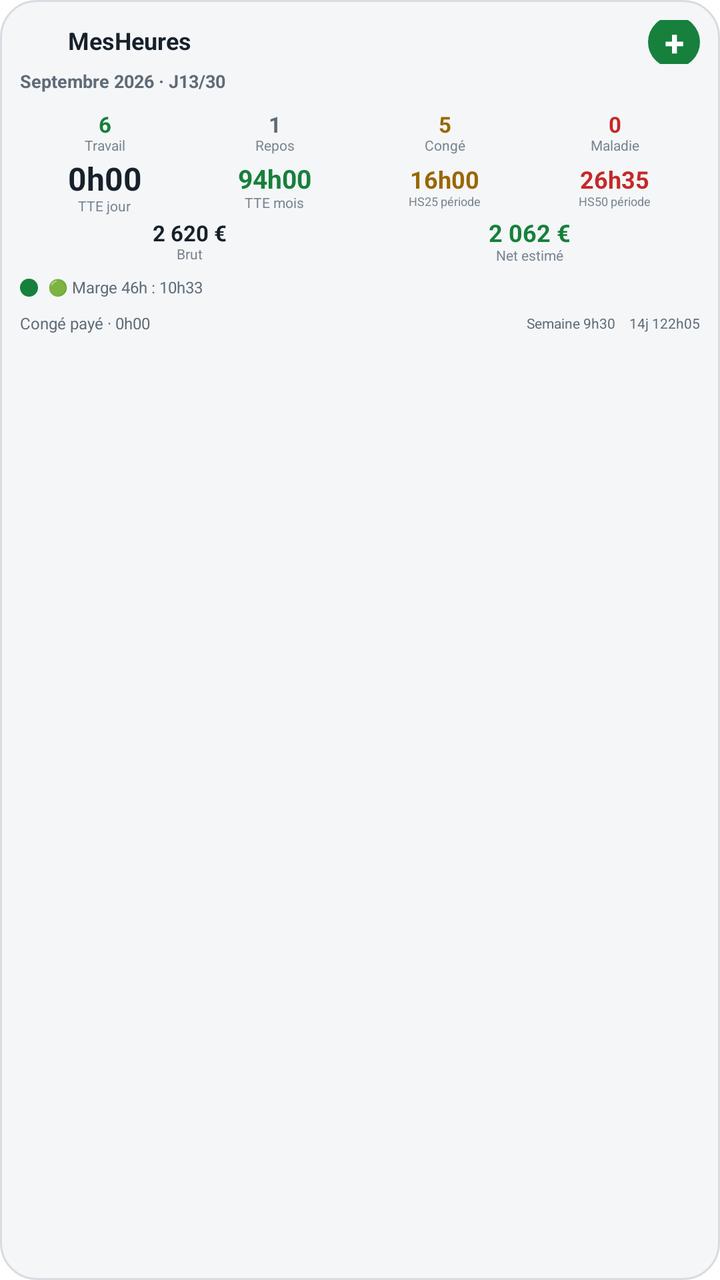
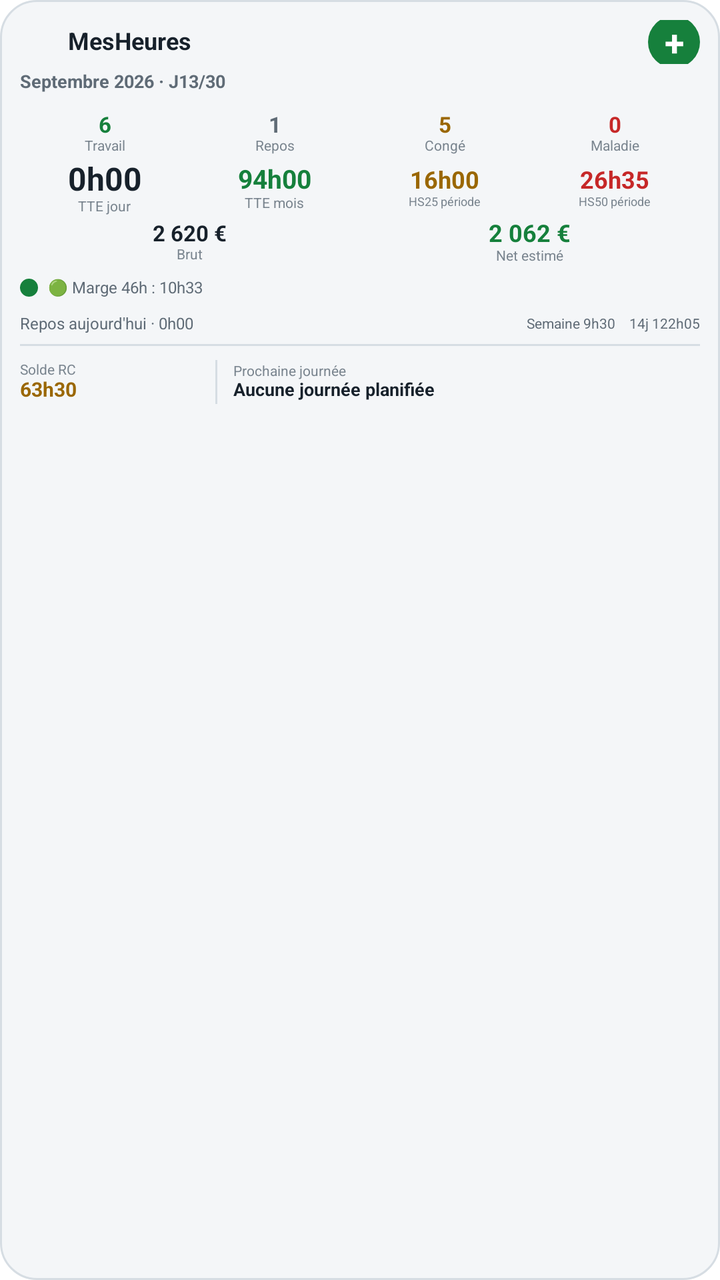

An Android layout rendered at two revisions. The XML below is the earlier revision; the diff shows what the commit changed to produce the second picture.
<!-- AndroidManifest.xml: application theme Theme.MesHeures -->
<!-- res/layout/widget_mesheures.xml -->
<?xml version="1.0" encoding="utf-8"?>
<LinearLayout xmlns:android="http://schemas.android.com/apk/res/android"
    android:id="@+id/widget_root" android:layout_width="match_parent" android:layout_height="match_parent"
    android:orientation="vertical" android:background="@drawable/widget_background" android:padding="10dp">

    <LinearLayout android:layout_width="match_parent" android:layout_height="22dp" android:gravity="center_vertical">
        <ImageView android:layout_width="18dp" android:layout_height="18dp" android:src="@drawable/icon_512" android:contentDescription="MesHeures"/>
        <TextView android:layout_width="0dp" android:layout_height="wrap_content" android:layout_weight="1" android:layout_marginStart="6dp" android:text="MesHeures" android:textColor="@color/widget_text_primary" android:textSize="12sp" android:textStyle="bold" android:includeFontPadding="false"/>
        <TextView android:id="@+id/widget_add" android:layout_width="26dp" android:layout_height="26dp" android:gravity="center" android:text="+" android:textColor="@android:color/white" android:textSize="18sp" android:textStyle="bold" android:background="@drawable/widget_add_bg" android:contentDescription="Ajouter une journée"/>
    </LinearLayout>

    <LinearLayout android:layout_width="match_parent" android:layout_height="16dp" android:gravity="center_vertical" android:layout_marginTop="1dp">
        <TextView android:id="@+id/widget_month" android:layout_width="0dp" android:layout_height="wrap_content" android:layout_weight="1" android:text="Septembre 2026 · J13/30" android:textColor="@color/widget_text_secondary" android:textSize="9sp" android:textStyle="bold" android:includeFontPadding="false"/>
    </LinearLayout>
    <ProgressBar android:id="@+id/widget_progress" android:layout_width="match_parent" android:layout_height="3dp" android:max="30" android:progress="13" android:indeterminate="false" style="?android:attr/progressBarStyleHorizontal" android:progressTint="@color/widget_accent" android:backgroundTint="@color/widget_border"/>

    <LinearLayout android:layout_width="match_parent" android:layout_height="23dp" android:gravity="center_vertical" android:layout_marginTop="3dp">
        <LinearLayout android:layout_width="0dp" android:layout_height="match_parent" android:layout_weight="1" android:gravity="center" android:orientation="vertical"><TextView android:id="@+id/widget_work" android:layout_width="wrap_content" android:layout_height="wrap_content" android:text="6" android:textColor="@color/widget_ok" android:textSize="11sp" android:textStyle="bold" android:includeFontPadding="false"/><TextView android:layout_width="wrap_content" android:layout_height="wrap_content" android:text="Travail" android:textColor="@color/widget_text_muted" android:textSize="7sp" android:includeFontPadding="false"/></LinearLayout>
        <LinearLayout android:layout_width="0dp" android:layout_height="match_parent" android:layout_weight="1" android:gravity="center" android:orientation="vertical"><TextView android:id="@+id/widget_rest" android:layout_width="wrap_content" android:layout_height="wrap_content" android:text="1" android:textColor="@color/widget_text_secondary" android:textSize="11sp" android:textStyle="bold" android:includeFontPadding="false"/><TextView android:layout_width="wrap_content" android:layout_height="wrap_content" android:text="Repos" android:textColor="@color/widget_text_muted" android:textSize="7sp" android:includeFontPadding="false"/></LinearLayout>
        <LinearLayout android:layout_width="0dp" android:layout_height="match_parent" android:layout_weight="1" android:gravity="center" android:orientation="vertical"><TextView android:id="@+id/widget_cp" android:layout_width="wrap_content" android:layout_height="wrap_content" android:text="5" android:textColor="@color/widget_warn" android:textSize="11sp" android:textStyle="bold" android:includeFontPadding="false"/><TextView android:layout_width="wrap_content" android:layout_height="wrap_content" android:text="Congé" android:textColor="@color/widget_text_muted" android:textSize="7sp" android:includeFontPadding="false"/></LinearLayout>
        <LinearLayout android:layout_width="0dp" android:layout_height="match_parent" android:layout_weight="1" android:gravity="center" android:orientation="vertical"><TextView android:id="@+id/widget_mal" android:layout_width="wrap_content" android:layout_height="wrap_content" android:text="0" android:textColor="@color/widget_bad" android:textSize="11sp" android:textStyle="bold" android:includeFontPadding="false"/><TextView android:layout_width="wrap_content" android:layout_height="wrap_content" android:text="Maladie" android:textColor="@color/widget_text_muted" android:textSize="7sp" android:includeFontPadding="false"/></LinearLayout>
    </LinearLayout>

    <LinearLayout android:layout_width="match_parent" android:layout_height="30dp" android:gravity="center_vertical" android:layout_marginTop="1dp">
        <LinearLayout android:layout_width="0dp" android:layout_height="match_parent" android:layout_weight="1" android:gravity="center" android:orientation="vertical"><TextView android:id="@+id/widget_tte_day" android:layout_width="wrap_content" android:layout_height="wrap_content" android:text="0h00" android:textColor="@color/widget_text_primary" android:textSize="16sp" android:textStyle="bold" android:includeFontPadding="false"/><TextView android:layout_width="wrap_content" android:layout_height="wrap_content" android:text="TTE jour" android:textColor="@color/widget_text_muted" android:textSize="7sp" android:includeFontPadding="false"/></LinearLayout>
        <LinearLayout android:layout_width="0dp" android:layout_height="match_parent" android:layout_weight="1" android:gravity="center" android:orientation="vertical"><TextView android:id="@+id/widget_tte_month" android:layout_width="wrap_content" android:layout_height="wrap_content" android:text="94h00" android:textColor="@color/widget_ok" android:textSize="13sp" android:textStyle="bold" android:includeFontPadding="false"/><TextView android:layout_width="wrap_content" android:layout_height="wrap_content" android:text="TTE mois" android:textColor="@color/widget_text_muted" android:textSize="7sp" android:includeFontPadding="false"/></LinearLayout>
        <LinearLayout android:layout_width="0dp" android:layout_height="match_parent" android:layout_weight="1" android:gravity="center" android:orientation="vertical"><TextView android:id="@+id/widget_hs25" android:layout_width="wrap_content" android:layout_height="wrap_content" android:text="16h00" android:textColor="@color/widget_warn" android:textSize="12sp" android:textStyle="bold" android:includeFontPadding="false"/><TextView android:layout_width="wrap_content" android:layout_height="wrap_content" android:text="HS25 période" android:textColor="@color/widget_text_muted" android:textSize="6sp" android:includeFontPadding="false"/></LinearLayout>
        <LinearLayout android:layout_width="0dp" android:layout_height="match_parent" android:layout_weight="1" android:gravity="center" android:orientation="vertical"><TextView android:id="@+id/widget_hs50" android:layout_width="wrap_content" android:layout_height="wrap_content" android:text="26h35" android:textColor="@color/widget_bad" android:textSize="12sp" android:textStyle="bold" android:includeFontPadding="false"/><TextView android:layout_width="wrap_content" android:layout_height="wrap_content" android:text="HS50 période" android:textColor="@color/widget_text_muted" android:textSize="6sp" android:includeFontPadding="false"/></LinearLayout>
    </LinearLayout>

    <LinearLayout android:layout_width="match_parent" android:layout_height="24dp" android:gravity="center_vertical">
        <LinearLayout android:layout_width="0dp" android:layout_height="match_parent" android:layout_weight="1" android:gravity="center" android:orientation="vertical"><TextView android:id="@+id/widget_gross" android:layout_width="wrap_content" android:layout_height="wrap_content" android:text="2 620 €" android:textColor="@color/widget_text_primary" android:textSize="11sp" android:textStyle="bold" android:includeFontPadding="false"/><TextView android:layout_width="wrap_content" android:layout_height="wrap_content" android:text="Brut" android:textColor="@color/widget_text_muted" android:textSize="7sp" android:includeFontPadding="false"/></LinearLayout>
        <LinearLayout android:layout_width="0dp" android:layout_height="match_parent" android:layout_weight="1" android:gravity="center" android:orientation="vertical"><TextView android:id="@+id/widget_net" android:layout_width="wrap_content" android:layout_height="wrap_content" android:text="2 062 €" android:textColor="@color/widget_ok" android:textSize="12sp" android:textStyle="bold" android:includeFontPadding="false"/><TextView android:id="@+id/widget_net_label" android:layout_width="wrap_content" android:layout_height="wrap_content" android:text="Net estimé" android:textColor="@color/widget_text_muted" android:textSize="7sp" android:includeFontPadding="false"/></LinearLayout>
    </LinearLayout>

    <LinearLayout android:layout_width="match_parent" android:layout_height="22dp" android:gravity="center_vertical">
        <ImageView android:id="@+id/widget_dot" android:layout_width="9dp" android:layout_height="9dp" android:layout_marginEnd="5dp" android:src="@drawable/widget_dot"/>
        <TextView android:id="@+id/widget_status" android:layout_width="0dp" android:layout_height="wrap_content" android:layout_weight="1" android:text="🟢 Marge 46h : 10h33" android:textColor="@color/widget_text_secondary" android:textSize="8sp" android:includeFontPadding="false"/>
    </LinearLayout>

    <LinearLayout android:layout_width="match_parent" android:layout_height="14dp" android:gravity="center_vertical">
        <TextView android:id="@+id/widget_today" android:layout_width="0dp" android:layout_height="wrap_content" android:layout_weight="1" android:text="Congé payé · 0h00" android:textColor="@color/widget_text_secondary" android:textSize="8sp" android:includeFontPadding="false"/>
        <TextView android:id="@+id/widget_week" android:layout_width="wrap_content" android:layout_height="wrap_content" android:text="Semaine 9h30" android:textColor="@color/widget_text_secondary" android:textSize="7sp" android:includeFontPadding="false"/>
        <TextView android:id="@+id/widget_period" android:layout_width="wrap_content" android:layout_height="wrap_content" android:layout_marginStart="7dp" android:text="14j 122h05" android:textColor="@color/widget_text_secondary" android:textSize="7sp" android:includeFontPadding="false"/>
    </LinearLayout>
</LinearLayout>
<!-- resources referenced by this layout -->
<resources>
  <color name="widget_accent">#16803C</color>
  <color name="widget_bad">#C62828</color>
  <color name="widget_border">#D6DDE3</color>
  <color name="widget_ok">#16803C</color>
  <color name="widget_text_muted">#7A858F</color>
  <color name="widget_text_primary">#17212B</color>
  <color name="widget_text_secondary">#5F6B76</color>
  <color name="widget_warn">#9A6700</color>
  <!-- drawable widget_add_bg (drawable) -->
  <?xml version="1.0" encoding="utf-8"?>
  <shape xmlns:android="http://schemas.android.com/apk/res/android" android:shape="oval"><solid android:color="@color/widget_accent"/></shape>
  <!-- drawable widget_background (drawable) -->
  <?xml version="1.0" encoding="utf-8"?>
  <shape xmlns:android="http://schemas.android.com/apk/res/android" android:shape="rectangle"><solid android:color="@color/widget_bg"/><corners android:radius="18dp"/><stroke android:width="1dp" android:color="@color/widget_border"/></shape>
  <!-- drawable widget_dot (drawable) -->
  <?xml version="1.0" encoding="utf-8"?>
  <vector xmlns:android="http://schemas.android.com/apk/res/android" android:width="12dp" android:height="12dp" android:viewportWidth="12" android:viewportHeight="12"><path android:fillColor="@color/widget_ok" android:pathData="M6,0A6,6 0,1 0,6 12A6,6 0,1 0,6 0"/></vector>
  <color name="widget_bg">#F4F6F8</color>
</resources>

<!-- the commit's change to res/layout/widget_mesheures.xml (unified diff, before → after) -->
@@ -39,8 +39,22 @@
     </LinearLayout>
 
     <LinearLayout android:layout_width="match_parent" android:layout_height="14dp" android:gravity="center_vertical">
-        <TextView android:id="@+id/widget_today" android:layout_width="0dp" android:layout_height="wrap_content" android:layout_weight="1" android:text="Congé payé · 0h00" android:textColor="@color/widget_text_secondary" android:textSize="8sp" android:includeFontPadding="false"/>
+        <TextView android:id="@+id/widget_today" android:layout_width="0dp" android:layout_height="wrap_content" android:layout_weight="1" android:text="Repos aujourd'hui · 0h00" android:textColor="@color/widget_text_secondary" android:textSize="8sp" android:includeFontPadding="false"/>
         <TextView android:id="@+id/widget_week" android:layout_width="wrap_content" android:layout_height="wrap_content" android:text="Semaine 9h30" android:textColor="@color/widget_text_secondary" android:textSize="7sp" android:includeFontPadding="false"/>
         <TextView android:id="@+id/widget_period" android:layout_width="wrap_content" android:layout_height="wrap_content" android:layout_marginStart="7dp" android:text="14j 122h05" android:textColor="@color/widget_text_secondary" android:textSize="7sp" android:includeFontPadding="false"/>
     </LinearLayout>
+
+    <View android:layout_width="match_parent" android:layout_height="1dp" android:layout_marginTop="3dp" android:background="@color/widget_border"/>
+    <LinearLayout android:layout_width="match_parent" android:layout_height="30dp" android:layout_marginTop="3dp" android:gravity="center_vertical">
+        <LinearLayout android:layout_width="0dp" android:layout_height="match_parent" android:layout_weight="0.9" android:gravity="center_vertical" android:orientation="vertical">
+            <TextView android:layout_width="wrap_content" android:layout_height="wrap_content" android:text="Solde RC" android:textColor="@color/widget_text_muted" android:textSize="7sp" android:includeFontPadding="false"/>
+            <TextView android:id="@+id/widget_rc" android:layout_width="wrap_content" android:layout_height="wrap_content" android:text="63h30" android:textColor="@color/widget_warn" android:textSize="10sp" android:textStyle="bold" android:includeFontPadding="false"/>
+        </LinearLayout>
+        <View android:layout_width="1dp" android:layout_height="22dp" android:background="@color/widget_border"/>
+        <LinearLayout android:layout_width="0dp" android:layout_height="match_parent" android:layout_weight="2.1" android:layout_marginStart="8dp" android:gravity="center_vertical" android:orientation="vertical">
+            <TextView android:layout_width="wrap_content" android:layout_height="wrap_content" android:text="Prochaine journée" android:textColor="@color/widget_text_muted" android:textSize="7sp" android:includeFontPadding="false"/>
+            <TextView android:id="@+id/widget_next_day" android:layout_width="match_parent" android:layout_height="wrap_content" android:text="Aucune journée planifiée" android:textColor="@color/widget_text_primary" android:textSize="9sp" android:textStyle="bold" android:singleLine="true" android:ellipsize="end" android:includeFontPadding="false"/>
+        </LinearLayout>
+        <TextView android:id="@+id/widget_next_hours" android:layout_width="wrap_content" android:layout_height="wrap_content" android:layout_marginStart="5dp" android:text="" android:textColor="@color/widget_text_secondary" android:textSize="7sp" android:singleLine="true" android:includeFontPadding="false"/>
+    </LinearLayout>
 </LinearLayout>
